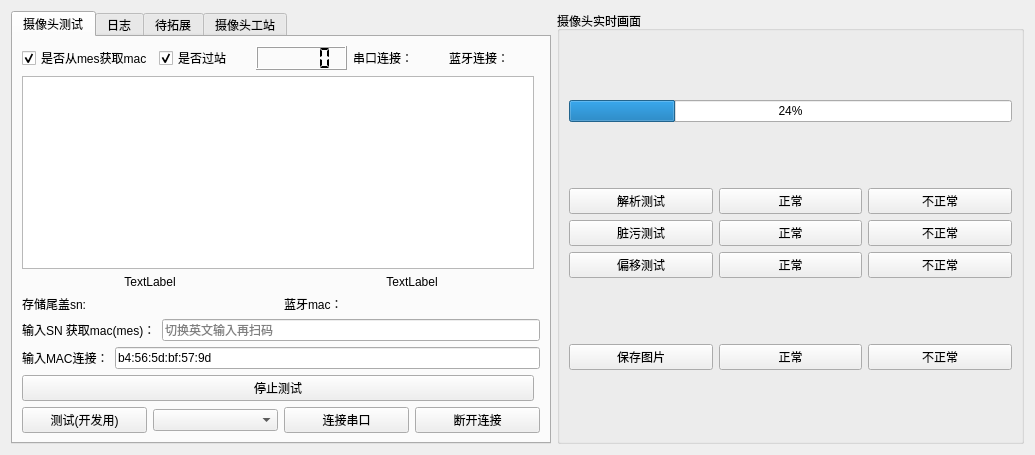
First picture: the form in work_station/camera/cameratest.ui, repository yuhuang163/test, before the edit.
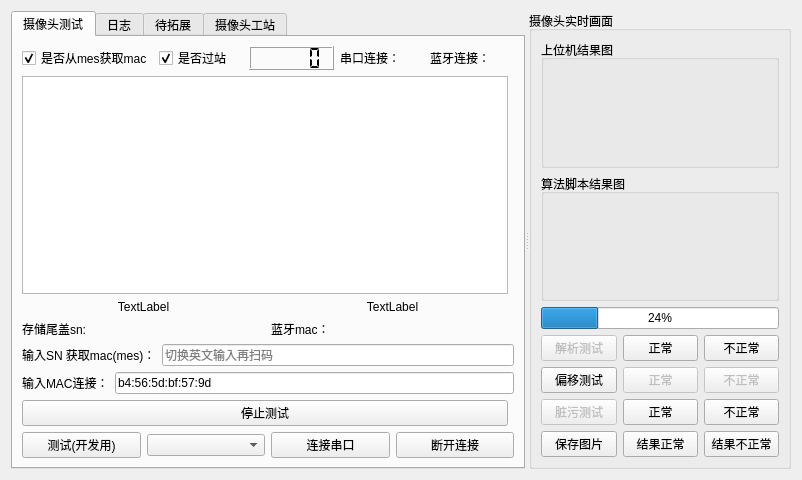
Second picture: the form after the edit.

```diff
--- a/work_station/camera/cameratest.ui
+++ b/work_station/camera/cameratest.ui
@@ -6,8 +6,8 @@
    <rect>
     <x>0</x>
     <y>0</y>
-    <width>1035</width>
-    <height>455</height>
+    <width>802</width>
+    <height>480</height>
    </rect>
   </property>
   <property name="windowTitle">
@@ -15,6 +15,10 @@
   </property>
   <layout class="QGridLayout" name="gridLayout_5">
    <item row="0" column="0">
+    <widget class="QSplitter" name="splitter">
+     <property name="orientation">
+      <enum>Qt::Horizontal</enum>
+     </property>
     <widget class="QTabWidget" name="tabWidget">
      <property name="currentIndex">
       <number>0</number>
@@ -242,6 +246,9 @@
          <property name="topMargin">
           <number>0</number>
          </property>
+          <item>
+           <widget class="QPlainTextEdit" name="log"/>
+          </item>
          <item>
           <widget class="QPlainTextEdit" name="msgEdit">
            <property name="sizePolicy">
@@ -258,9 +265,6 @@
            </property>
           </widget>
          </item>
-         <item>
-          <widget class="QPlainTextEdit" name="log"/>
-         </item>
         </layout>
        </item>
       </layout>
@@ -627,8 +631,6 @@
       </layout>
      </widget>
     </widget>
-   </item>
-   <item row="0" column="1">
     <widget class="QGroupBox" name="horizontalGroupBox_5">
      <property name="minimumSize">
       <size>
@@ -640,6 +642,13 @@
       <string>摄像头实时画面</string>
      </property>
      <layout class="QGridLayout" name="gridLayout_4">
+       <item row="2" column="0">
+        <widget class="QProgressBar" name="picture_speed">
+         <property name="value">
+          <number>24</number>
+         </property>
+        </widget>
+       </item>
       <item row="5" column="0">
        <layout class="QHBoxLayout" name="horizontalLayout_7">
         <item>
@@ -652,33 +661,19 @@
         <item>
          <widget class="QPushButton" name="normal">
           <property name="text">
-           <string>正常</string>
+            <string>结果正常</string>
           </property>
          </widget>
         </item>
         <item>
          <widget class="QPushButton" name="abnormal">
           <property name="text">
-           <string>不正常</string>
+            <string>结果不正常</string>
           </property>
          </widget>
         </item>
        </layout>
       </item>
-      <item row="1" column="0">
-       <layout class="QVBoxLayout" name="verticalLayout_py">
-        <property name="topMargin">
-         <number>0</number>
-        </property>
-       </layout>
-      </item>
-      <item row="0" column="0">
-       <layout class="QVBoxLayout" name="verticalLayout">
-        <property name="topMargin">
-         <number>0</number>
-        </property>
-       </layout>
-      </item>
       <item row="4" column="0">
        <layout class="QVBoxLayout" name="verticalLayout_2">
         <property name="topMargin">
@@ -688,6 +683,9 @@
          <layout class="QHBoxLayout" name="horizontalLayout_13">
           <item>
            <widget class="QPushButton" name="ResolutionTestButton">
+             <property name="enabled">
+              <bool>false</bool>
+             </property>
             <property name="sizePolicy">
              <sizepolicy hsizetype="Preferred" vsizetype="Fixed">
               <horstretch>0</horstretch>
@@ -715,37 +713,6 @@
           </item>
          </layout>
         </item>
-        <item>
-         <layout class="QHBoxLayout" name="horizontalLayout_12">
-          <item>
-           <widget class="QPushButton" name="DirtyTestButton">
-            <property name="sizePolicy">
-             <sizepolicy hsizetype="Preferred" vsizetype="Fixed">
-              <horstretch>0</horstretch>
-              <verstretch>0</verstretch>
-             </sizepolicy>
-            </property>
-            <property name="text">
-             <string>脏污测试</string>
-            </property>
-           </widget>
-          </item>
-          <item>
-           <widget class="QPushButton" name="zw_normal">
-            <property name="text">
-             <string>正常</string>
-            </property>
-           </widget>
-          </item>
-          <item>
-           <widget class="QPushButton" name="zw_abnormal">
-            <property name="text">
-             <string>不正常</string>
-            </property>
-           </widget>
-          </item>
-         </layout>
-        </item>
         <item>
          <layout class="QHBoxLayout" name="horizontalLayout_11">
           <item>
@@ -763,6 +730,9 @@
           </item>
           <item>
            <widget class="QPushButton" name="py_normal">
+             <property name="enabled">
+              <bool>false</bool>
+             </property>
             <property name="text">
              <string>正常</string>
             </property>
@@ -770,6 +740,9 @@
           </item>
           <item>
            <widget class="QPushButton" name="py_abnormal">
+             <property name="enabled">
+              <bool>false</bool>
+             </property>
             <property name="text">
              <string>不正常</string>
             </property>
@@ -777,16 +750,74 @@
           </item>
          </layout>
         </item>
-       </layout>
-      </item>
-      <item row="2" column="0">
-       <widget class="QProgressBar" name="picture_speed">
-        <property name="value">
-         <number>24</number>
-        </property>
-       </widget>
-      </item>
-     </layout>
+         <item>
+          <layout class="QHBoxLayout" name="horizontalLayout_12">
+           <item>
+            <widget class="QPushButton" name="DirtyTestButton">
+             <property name="enabled">
+              <bool>false</bool>
+             </property>
+             <property name="sizePolicy">
+              <sizepolicy hsizetype="Preferred" vsizetype="Fixed">
+               <horstretch>0</horstretch>
+               <verstretch>0</verstretch>
+              </sizepolicy>
+             </property>
+             <property name="text">
+              <string>脏污测试</string>
+             </property>
+            </widget>
+           </item>
+           <item>
+            <widget class="QPushButton" name="zw_normal">
+             <property name="text">
+              <string>正常</string>
+             </property>
+            </widget>
+           </item>
+           <item>
+            <widget class="QPushButton" name="zw_abnormal">
+             <property name="text">
+              <string>不正常</string>
+             </property>
+            </widget>
+           </item>
+          </layout>
+         </item>
+        </layout>
+       </item>
+       <item row="1" column="0">
+        <widget class="QGroupBox" name="verticalLayout_py_2">
+         <property name="title">
+          <string>算法脚本结果图</string>
+         </property>
+         <layout class="QVBoxLayout" name="verticalLayout_py">
+          <property name="topMargin">
+           <number>1</number>
+          </property>
+         </layout>
+        </widget>
+       </item>
+       <item row="0" column="0">
+        <widget class="QGroupBox" name="">
+         <property name="title">
+          <string>上位机结果图</string>
+         </property>
+         <property name="flat">
+          <bool>false</bool>
+         </property>
+         <property name="checkable">
+          <bool>false</bool>
+         </property>
+         <layout class="QVBoxLayout" name="verticalLayout">
+          <property name="topMargin">
+           <number>1</number>
+          </property>
+         </layout>
+        </widget>
+       </item>
+      </layout>
+     </widget>
     </widget>
    </item>
   </layout>
```
Lines whose indentation alone changed are shown as unchanged.
